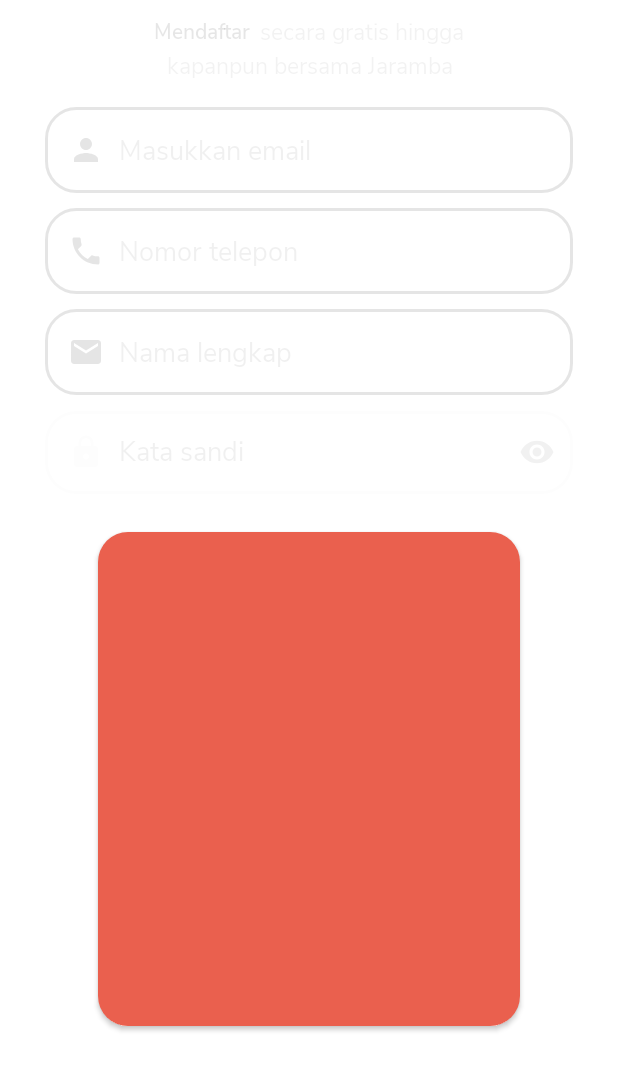
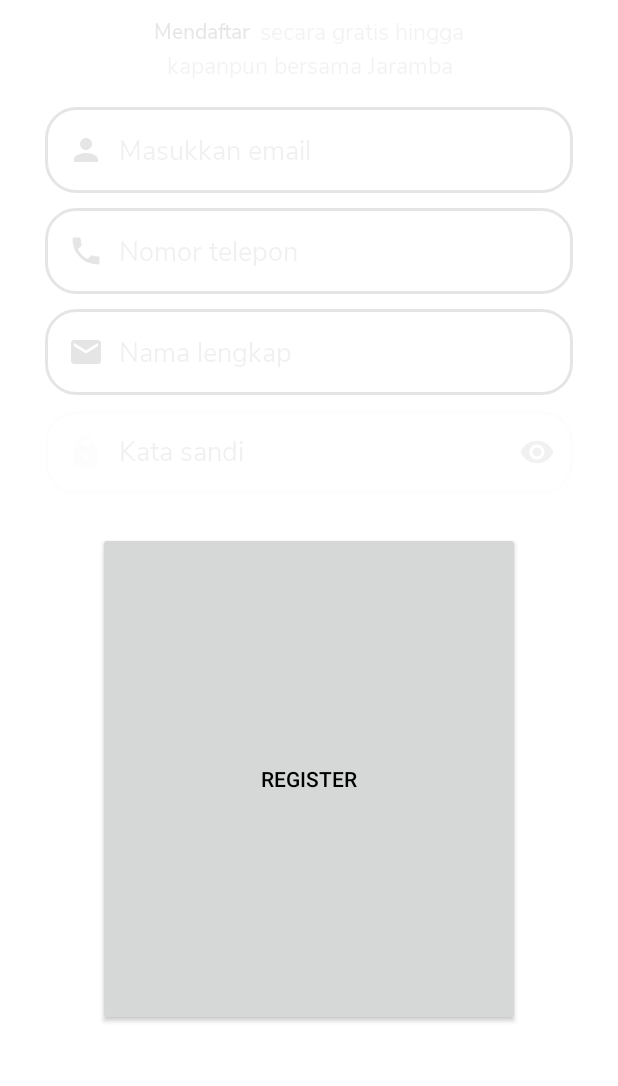
Before and after one commit to AnasNasrull/jaramba-mobile, an Android app: the RegisterPage screen opened directly, with no data from a screen before it, on a phone screen of 412 x 824 dp, the part 150-1236 px from its top. Run offline under Robolectric (Android 15) with nearby library versions, the phone set to English and light mode, and no system bars; our stand-ins replace Firebase (no records; nobody signed in at launch, a user with empty details on screens opened directly); libraries missing offline, so code that uses them is left out: com.basgeekball.awesomevalidation, com.spark.submitbutton; plain views replace SubmitButton; 2 statements that could not run were skipped.

Commit message:
fix button register

```diff
--- a/app/src/main/java/com/example/jarambamobile/HomeActivity.java
+++ b/app/src/main/java/com/example/jarambamobile/HomeActivity.java
@@ -56,7 +56,7 @@ public class HomeActivity extends AppCompatActivity {
         database = FirebaseDatabase.getInstance().getReference();
         databaseReference = database.child("Mobile_Apps").child("User");
 
-        //init progres dialog
+        //init progress dialog
         progressDialog = new ProgressDialog(HomeActivity.this);
 
         tvUsername = findViewById(R.id.name_user);
--- a/app/src/main/res/layout/activity_register_page.xml
+++ b/app/src/main/res/layout/activity_register_page.xml
@@ -125,14 +125,18 @@
     </com.google.android.material.textfield.TextInputLayout>
 
     <com.spark.submitbutton.SubmitButton
-        android:id="@+id/btn_register"
-        android:layout_width="281dp"
-        android:layout_height="match_parent"
-        android:onClick="btnPendaftaran"
-        android:fontFamily="@font/nunitosans_semibold"
-        android:textStyle="bold"
-        android:background="@drawable/rounded_btn"
-        tools:ignore="OnClick" />
+    android:id="@+id/btn_register"
+    android:layout_width="281dp"
+    android:layout_height="match_parent"
+    android:onClick="btnPendaftaran"
+    android:text="Register"
+    android:textColor="#000000"
+    app:sub_btn_background="@color/white"
+    app:sub_btn_duration="3000"
+    app:sub_btn_line_color="#EA604E"
+    app:sub_btn_ripple_color="#EA604E"
+    app:sub_btn_tick_color="@color/white"
+    tools:ignore="OnClick" />
 
     <TextView
         android:id="@+id/txt_backto"
```
